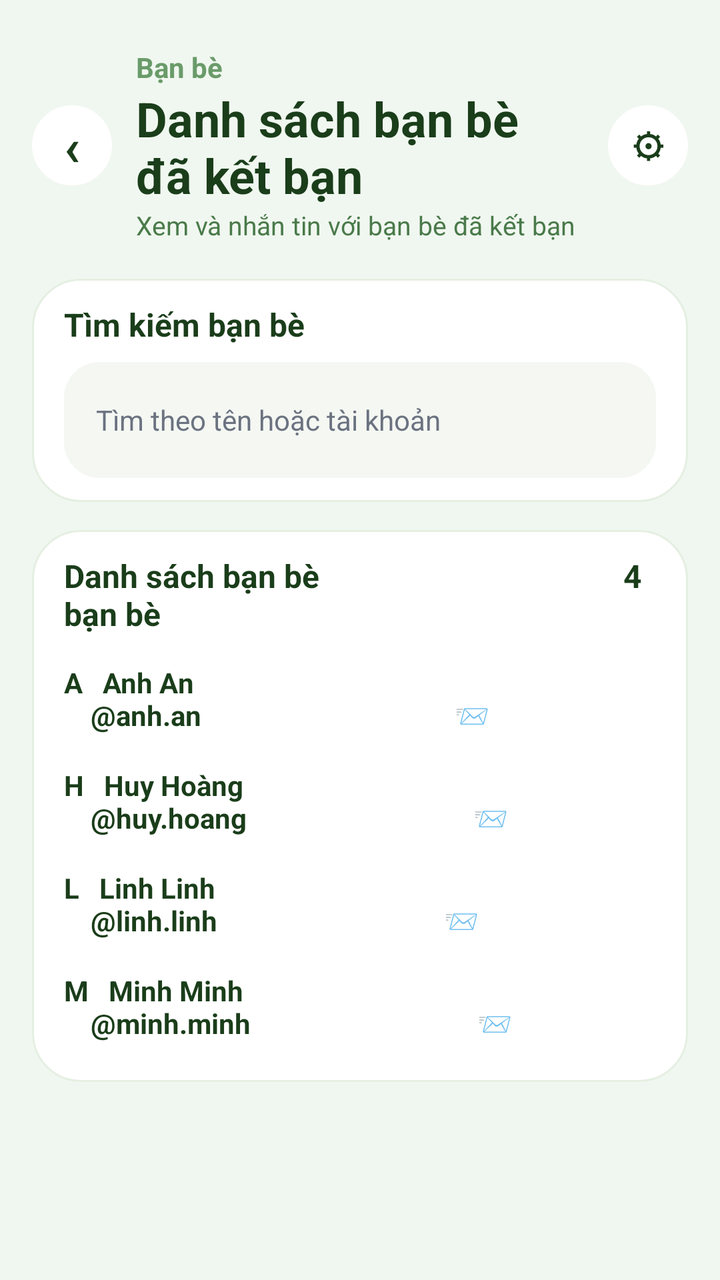
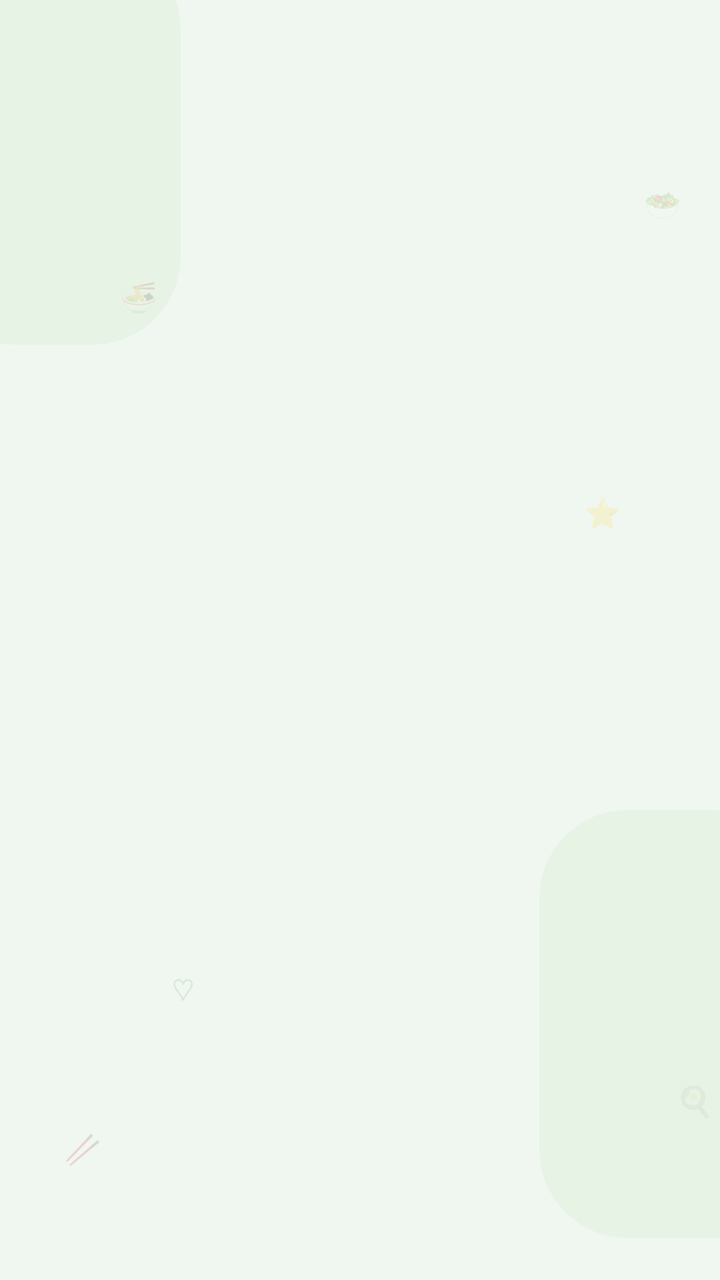

Compare the two renders of this Android layout. The source of the first and the diff that turns it into the second are given below.
<!-- AndroidManifest.xml: application theme AppTheme -->
<!-- res/layout/activity_frame_27_friends.xml -->
<?xml version="1.0" encoding="utf-8"?>
<ScrollView xmlns:android="http://schemas.android.com/apk/res/android"
    android:layout_width="match_parent"
    android:layout_height="match_parent"
    android:background="@color/panda_bg"
    android:fillViewport="true">

    <LinearLayout
        android:id="@id/screen_content"
        android:layout_width="match_parent"
        android:layout_height="wrap_content"
        android:orientation="vertical"
        android:paddingStart="16dp"
        android:paddingTop="24dp"
        android:paddingEnd="16dp"
        android:paddingBottom="24dp">

        <LinearLayout
            android:layout_width="match_parent"
            android:layout_height="wrap_content"
            android:gravity="center_vertical"
            android:orientation="horizontal"
            android:paddingBottom="10dp">

            <TextView
                android:layout_width="40dp"
                android:layout_height="40dp"
                android:background="@drawable/bg_circle_white"
                android:gravity="center"
                android:text="‹"
                android:textColor="@color/panda_green_dark"
                android:textSize="26sp"
                android:textStyle="bold" />

            <LinearLayout
                android:layout_width="0dp"
                android:layout_height="wrap_content"
                android:layout_marginStart="12dp"
                android:layout_marginEnd="12dp"
                android:layout_weight="1"
                android:orientation="vertical">

                <TextView
                    android:layout_width="match_parent"
                    android:layout_height="wrap_content"
                    android:text="Bạn bè"
                    android:textColor="@color/panda_green_light_text"
                    android:textSize="14sp"
                    android:textStyle="bold" />

                <TextView
                    android:layout_width="match_parent"
                    android:layout_height="wrap_content"
                    android:text="Danh sách bạn bè đã kết bạn"
                    android:textColor="@color/panda_green_dark"
                    android:textSize="24sp"
                    android:textStyle="bold" />

                <TextView
                    android:layout_width="match_parent"
                    android:layout_height="wrap_content"
                    android:text="Xem và nhắn tin với bạn bè đã kết bạn"
                    android:textColor="@color/panda_green_mid"
                    android:textSize="13sp" />
            </LinearLayout>

            <TextView
                android:layout_width="40dp"
                android:layout_height="40dp"
                android:background="@drawable/bg_circle_white"
                android:gravity="center"
                android:text="⚙"
                android:textColor="@color/panda_green_dark"
                android:textSize="17sp"
                android:textStyle="bold" />
        </LinearLayout>

        <LinearLayout
            android:layout_width="match_parent"
            android:layout_height="wrap_content"
            android:layout_marginTop="8dp"
            android:layout_marginBottom="6dp"
            android:background="@drawable/bg_figma_card"
            android:orientation="vertical"
            android:paddingStart="16dp"
            android:paddingTop="12dp"
            android:paddingEnd="16dp"
            android:paddingBottom="12dp">

            <TextView
                android:layout_width="match_parent"
                android:layout_height="wrap_content"
                android:text="Tìm kiếm bạn bè"
                android:textColor="@color/panda_green_dark"
                android:textSize="16sp"
                android:textStyle="bold" />

            <TextView
                android:layout_width="match_parent"
                android:layout_height="58dp"
                android:layout_marginTop="8dp"
                android:background="@drawable/bg_figma_input"
                android:gravity="center_vertical"
                android:paddingStart="16dp"
                android:paddingEnd="16dp"
                android:text="Tìm theo tên hoặc tài khoản"
                android:textColor="@color/panda_gray"
                android:textSize="14sp" />
        </LinearLayout>

        <LinearLayout
            android:layout_width="match_parent"
            android:layout_height="wrap_content"
            android:layout_marginTop="8dp"
            android:layout_marginBottom="6dp"
            android:background="@drawable/bg_figma_card"
            android:orientation="vertical"
            android:paddingStart="16dp"
            android:paddingTop="12dp"
            android:paddingEnd="16dp"
            android:paddingBottom="12dp">

            <TextView
                android:layout_width="match_parent"
                android:layout_height="wrap_content"
                android:text="Danh sách bạn bè                                      4 bạn bè"
                android:textColor="@color/panda_green_dark"
                android:textSize="16sp"
                android:textStyle="bold" />

            <TextView
                android:layout_width="match_parent"
                android:layout_height="wrap_content"
                android:paddingTop="14dp"
                android:paddingBottom="8dp"
                android:text="A   Anh An&#10;    \@anh.an                                      📨"
                android:textColor="@color/panda_green_dark"
                android:textSize="14sp"
                android:textStyle="bold" />

            <TextView
                android:layout_width="match_parent"
                android:layout_height="wrap_content"
                android:paddingTop="8dp"
                android:paddingBottom="8dp"
                android:text="H   Huy Hoàng&#10;    \@huy.hoang                                  📨"
                android:textColor="@color/panda_green_dark"
                android:textSize="14sp"
                android:textStyle="bold" />

            <TextView
                android:layout_width="match_parent"
                android:layout_height="wrap_content"
                android:paddingTop="8dp"
                android:paddingBottom="8dp"
                android:text="L   Linh Linh&#10;    \@linh.linh                                  📨"
                android:textColor="@color/panda_green_dark"
                android:textSize="14sp"
                android:textStyle="bold" />

            <TextView
                android:layout_width="match_parent"
                android:layout_height="wrap_content"
                android:paddingTop="8dp"
                android:paddingBottom="8dp"
                android:text="M   Minh Minh&#10;    \@minh.minh                                  📨"
                android:textColor="@color/panda_green_dark"
                android:textSize="14sp"
                android:textStyle="bold" />
        </LinearLayout>
    </LinearLayout>
</ScrollView>
<!-- resources referenced by this layout -->
<resources>
  <color name="panda_bg">#F0F7F0</color>
  <color name="panda_gray">#6B7280</color>
  <color name="panda_green_dark">#1A3D1A</color>
  <color name="panda_green_light_text">#6A9B6A</color>
  <color name="panda_green_mid">#4A7A4A</color>
  <!-- drawable bg_circle_white (drawable) -->
  <?xml version="1.0" encoding="utf-8"?>
  <shape xmlns:android="http://schemas.android.com/apk/res/android"
      android:shape="oval">
      <solid android:color="@color/panda_card" />
  </shape>
  <!-- drawable bg_figma_card (drawable) -->
  <?xml version="1.0" encoding="utf-8"?>
  <shape xmlns:android="http://schemas.android.com/apk/res/android"
      android:shape="rectangle">
      <solid android:color="@color/panda_card" />
      <stroke
          android:width="1dp"
          android:color="@color/panda_border" />
      <corners android:radius="24dp" />
  </shape>
  <!-- drawable bg_figma_input (drawable) -->
  <?xml version="1.0" encoding="utf-8"?>
  <shape xmlns:android="http://schemas.android.com/apk/res/android"
      android:shape="rectangle">
      <solid android:color="@color/panda_input" />
      <corners android:radius="18dp" />
  </shape>
  <style name="AppTheme" parent="@android:style/Theme.Material.Light.NoActionBar">
          <item name="android:fontFamily">sans-serif</item>
          <item name="android:windowLightStatusBar">true</item>
          <item name="android:statusBarColor">@color/panda_bg</item>
          <item name="android:navigationBarColor">@color/panda_bg</item>
          <item name="android:colorAccent">@color/panda_green</item>
      </style>
  <color name="panda_card">#FFFFFF</color>
  <color name="panda_border">#E5EFE2</color>
  <color name="panda_input">#F4F7F2</color>
  <color name="panda_green">#2D6A2D</color>
</resources>

<!-- the commit's change to res/layout/activity_frame_27_friends.xml (unified diff, before → after) -->
@@ -1,172 +1,101 @@
 <?xml version="1.0" encoding="utf-8"?>
-<ScrollView xmlns:android="http://schemas.android.com/apk/res/android"
+<FrameLayout xmlns:android="http://schemas.android.com/apk/res/android"
     android:layout_width="match_parent"
     android:layout_height="match_parent"
-    android:background="@color/panda_bg"
-    android:fillViewport="true">
+    android:background="@color/panda_bg">
 
-    <LinearLayout
-        android:id="@id/screen_content"
+    <View
+        android:layout_width="126dp"
+        android:layout_height="202dp"
+        android:layout_marginStart="-36dp"
+        android:layout_marginTop="-30dp"
+        android:alpha="0.7"
+        android:background="@drawable/bg_figma_deco" />
+
+    <TextView
+        android:layout_width="wrap_content"
+        android:layout_height="wrap_content"
+        android:layout_marginStart="60dp"
+        android:layout_marginTop="138dp"
+        android:alpha="0.16"
+        android:text="🍜"
+        android:textColor="@color/panda_green_light_text"
+        android:textSize="15sp" />
+
+    <TextView
+        android:layout_width="wrap_content"
+        android:layout_height="wrap_content"
+        android:layout_marginStart="322dp"
+        android:layout_marginTop="92dp"
+        android:alpha="0.16"
+        android:text="🥗"
+        android:textColor="@color/panda_green_light_text"
+        android:textSize="15sp" />
+
+    <TextView
+        android:layout_width="wrap_content"
+        android:layout_height="wrap_content"
+        android:layout_marginStart="292dp"
+        android:layout_marginTop="246dp"
+        android:alpha="0.16"
+        android:text="⭐"
+        android:textColor="@color/panda_green_light_text"
+        android:textSize="15sp" />
+
+    <TextView
+        android:layout_width="wrap_content"
+        android:layout_height="wrap_content"
+        android:layout_marginStart="338dp"
+        android:layout_marginTop="540dp"
+        android:alpha="0.16"
+        android:text="🍳"
+        android:textColor="@color/panda_green_light_text"
+        android:textSize="15sp" />
+
+    <TextView
+        android:layout_width="wrap_content"
+        android:layout_height="wrap_content"
+        android:layout_marginStart="32dp"
+        android:layout_marginTop="564dp"
+        android:alpha="0.16"
+        android:text="🥢"
+        android:textColor="@color/panda_green_light_text"
+        android:textSize="15sp" />
+
+    <View
+        android:layout_width="132dp"
+        android:layout_height="214dp"
+        android:layout_gravity="bottom|end"
+        android:layout_marginEnd="-42dp"
+        android:layout_marginBottom="21dp"
+        android:alpha="0.68"
+        android:background="@drawable/bg_figma_deco" />
+
+    <TextView
+        android:layout_width="wrap_content"
+        android:layout_height="wrap_content"
+        android:layout_gravity="bottom|start"
+        android:layout_marginStart="86dp"
+        android:layout_marginBottom="135dp"
+        android:alpha="0.16"
+        android:text="♡"
+        android:textColor="@color/panda_green_light_text"
+        android:textSize="15sp" />
+
+    <ScrollView
         android:layout_width="match_parent"
-        android:layout_height="wrap_content"
-        android:orientation="vertical"
-        android:paddingStart="16dp"
-        android:paddingTop="24dp"
-        android:paddingEnd="16dp"
-        android:paddingBottom="24dp">
+        android:layout_height="match_parent"
+        android:fillViewport="true"
+        android:overScrollMode="never">
 
         <LinearLayout
+            android:id="@id/screen_content"
             android:layout_width="match_parent"
             android:layout_height="wrap_content"
-            android:gravity="center_vertical"
-            android:orientation="horizontal"
-            android:paddingBottom="10dp">
-
-            <TextView
-                android:layout_width="40dp"
-                android:layout_height="40dp"
-                android:background="@drawable/bg_circle_white"
-                android:gravity="center"
-                android:text="‹"
-                android:textColor="@color/panda_green_dark"
-                android:textSize="26sp"
-                android:textStyle="bold" />
-
-            <LinearLayout
-                android:layout_width="0dp"
-                android:layout_height="wrap_content"
-                android:layout_marginStart="12dp"
-                android:layout_marginEnd="12dp"
-                android:layout_weight="1"
-                android:orientation="vertical">
-
-                <TextView
-                    android:layout_width="match_parent"
-                    android:layout_height="wrap_content"
-                    android:text="Bạn bè"
-                    android:textColor="@color/panda_green_light_text"
-                    android:textSize="14sp"
-                    android:textStyle="bold" />
-
-                <TextView
-                    android:layout_width="match_parent"
-                    android:layout_height="wrap_content"
-                    android:text="Danh sách bạn bè đã kết bạn"
-                    android:textColor="@color/panda_green_dark"
-                    android:textSize="24sp"
-                    android:textStyle="bold" />
-
-                <TextView
-                    android:layout_width="match_parent"
-                    android:layout_height="wrap_content"
-                    android:text="Xem và nhắn tin với bạn bè đã kết bạn"
-                    android:textColor="@color/panda_green_mid"
-                    android:textSize="13sp" />
-            </LinearLayout>
-
-            <TextView
-                android:layout_width="40dp"
-                android:layout_height="40dp"
-                android:background="@drawable/bg_circle_white"
-                android:gravity="center"
-                android:text="⚙"
-                android:textColor="@color/panda_green_dark"
-                android:textSize="17sp"
-                android:textStyle="bold" />
-        </LinearLayout>
-
-        <LinearLayout
-            android:layout_width="match_parent"
-            android:layout_height="wrap_content"
-            android:layout_marginTop="8dp"
-            android:layout_marginBottom="6dp"
-            android:background="@drawable/bg_figma_card"
             android:orientation="vertical"
             android:paddingStart="16dp"
-            android:paddingTop="12dp"
+            android:paddingTop="24dp"
             android:paddingEnd="16dp"
-            android:paddingBottom="12dp">
-
-            <TextView
-                android:layout_width="match_parent"
-                android:layout_height="wrap_content"
-                android:text="Tìm kiếm bạn bè"
-                android:textColor="@color/panda_green_dark"
-                android:textSize="16sp"
-                android:textStyle="bold" />
-
-            <TextView
-                android:layout_width="match_parent"
-                android:layout_height="58dp"
-                android:layout_marginTop="8dp"
-                android:background="@drawable/bg_figma_input"
-                android:gravity="center_vertical"
-                android:paddingStart="16dp"
-                android:paddingEnd="16dp"
-                android:text="Tìm theo tên hoặc tài khoản"
-                android:textColor="@color/panda_gray"
-                android:textSize="14sp" />
-        </LinearLayout>
-
-        <LinearLayout
-            android:layout_width="match_parent"
-            android:layout_height="wrap_content"
-            android:layout_marginTop="8dp"
-            android:layout_marginBottom="6dp"
-            android:background="@drawable/bg_figma_card"
-            android:orientation="vertical"
-            android:paddingStart="16dp"
-            android:paddingTop="12dp"
-            android:paddingEnd="16dp"
-            android:paddingBottom="12dp">
-
-            <TextView
-                android:layout_width="match_parent"
-                android:layout_height="wrap_content"
-                android:text="Danh sách bạn bè                                      4 bạn bè"
-                android:textColor="@color/panda_green_dark"
-                android:textSize="16sp"
-                android:textStyle="bold" />
-
-            <TextView
-                android:layout_width="match_parent"
-                android:layout_height="wrap_content"
-                android:paddingTop="14dp"
-                android:paddingBottom="8dp"
-                android:text="A   Anh An&#10;    \@anh.an                                      📨"
-                android:textColor="@color/panda_green_dark"
-                android:textSize="14sp"
-                android:textStyle="bold" />
-
-            <TextView
-                android:layout_width="match_parent"
-                android:layout_height="wrap_content"
-                android:paddingTop="8dp"
-                android:paddingBottom="8dp"
-                android:text="H   Huy Hoàng&#10;    \@huy.hoang                                  📨"
-                android:textColor="@color/panda_green_dark"
-                android:textSize="14sp"
-                android:textStyle="bold" />
-
-            <TextView
-                android:layout_width="match_parent"
-                android:layout_height="wrap_content"
-                android:paddingTop="8dp"
-                android:paddingBottom="8dp"
-                android:text="L   Linh Linh&#10;    \@linh.linh                                  📨"
-                android:textColor="@color/panda_green_dark"
-                android:textSize="14sp"
-                android:textStyle="bold" />
-
-            <TextView
-                android:layout_width="match_parent"
-                android:layout_height="wrap_content"
-                android:paddingTop="8dp"
-                android:paddingBottom="8dp"
-                android:text="M   Minh Minh&#10;    \@minh.minh                                  📨"
-                android:textColor="@color/panda_green_dark"
-                android:textSize="14sp"
-                android:textStyle="bold" />
-        </LinearLayout>
-    </LinearLayout>
-</ScrollView>
+            android:paddingBottom="24dp" />
+    </ScrollView>
+</FrameLayout>
<!-- resource entries referenced after the edit -->
@@ -1,32 +1,13 @@
 <!-- resources referenced by this layout -->
 <resources>
   <color name="panda_bg">#F0F7F0</color>
-  <color name="panda_gray">#6B7280</color>
-  <color name="panda_green_dark">#1A3D1A</color>
   <color name="panda_green_light_text">#6A9B6A</color>
-  <color name="panda_green_mid">#4A7A4A</color>
-  <!-- drawable bg_circle_white (drawable) -->
-  <?xml version="1.0" encoding="utf-8"?>
-  <shape xmlns:android="http://schemas.android.com/apk/res/android"
-      android:shape="oval">
-      <solid android:color="@color/panda_card" />
-  </shape>
-  <!-- drawable bg_figma_card (drawable) -->
+  <!-- drawable bg_figma_deco (drawable) -->
   <?xml version="1.0" encoding="utf-8"?>
   <shape xmlns:android="http://schemas.android.com/apk/res/android"
       android:shape="rectangle">
-      <solid android:color="@color/panda_card" />
-      <stroke
-          android:width="1dp"
-          android:color="@color/panda_border" />
-      <corners android:radius="24dp" />
-  </shape>
-  <!-- drawable bg_figma_input (drawable) -->
-  <?xml version="1.0" encoding="utf-8"?>
-  <shape xmlns:android="http://schemas.android.com/apk/res/android"
-      android:shape="rectangle">
-      <solid android:color="@color/panda_input" />
-      <corners android:radius="18dp" />
+      <solid android:color="@color/panda_mint" />
+      <corners android:radius="44dp" />
   </shape>
   <style name="AppTheme" parent="@android:style/Theme.Material.Light.NoActionBar">
           <item name="android:fontFamily">sans-serif</item>
@@ -35,9 +16,7 @@
           <item name="android:navigationBarColor">@color/panda_bg</item>
           <item name="android:colorAccent">@color/panda_green</item>
       </style>
-  <color name="panda_card">#FFFFFF</color>
-  <color name="panda_border">#E5EFE2</color>
-  <color name="panda_input">#F4F7F2</color>
+  <color name="panda_mint">#E4F2E1</color>
   <color name="panda_green">#2D6A2D</color>
 </resources>
 
